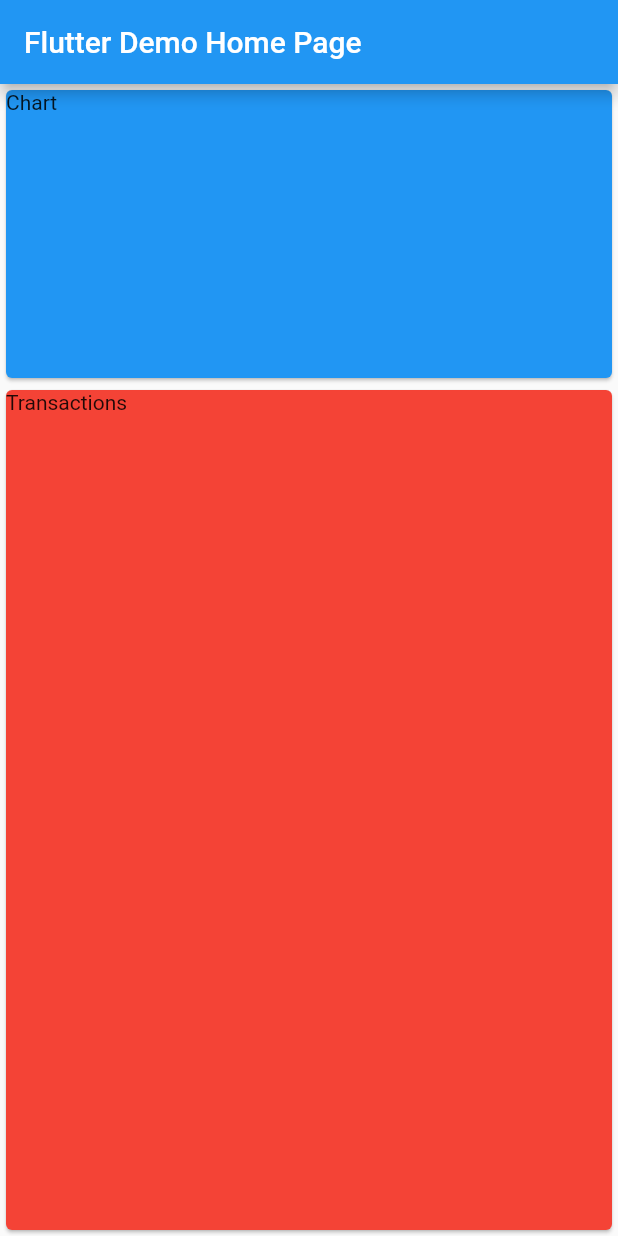
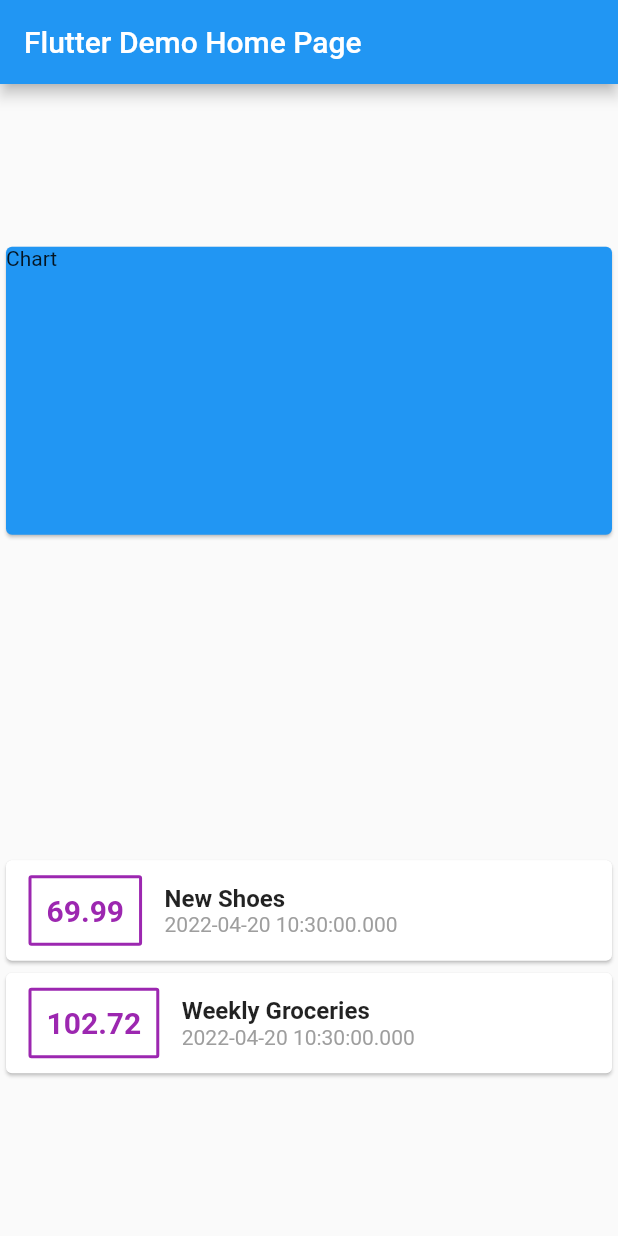
Before and after one commit to MemoryReload/FlutterTutorial, a Flutter app: the screen it shows after launch, on a phone screen of 412 x 824 dp. Run offline on Flutter 3.47's test engine with Material 2 defaults, Android fonts, the phone set to English and light mode, and no system bars.

Commit message:
add transaction model

```diff
--- a/com_test_flutter_transaction/lib/main.dart
+++ b/com_test_flutter_transaction/lib/main.dart
@@ -1,6 +1,5 @@
-import 'dart:io';
-
 import 'package:flutter/material.dart';
+import './transaction.dart';
 
 void main() {
   runApp(const MyApp());
@@ -50,19 +49,15 @@ class MyHomePage extends StatefulWidget {
 }
 
 class _MyHomePageState extends State<MyHomePage> {
-  int _counter = 0;
-
-  void _incrementCounter() {
-    setState(() {
-      // This call to setState tells the Flutter framework that something has
-      // changed in this State, which causes it to rerun the build method below
-      // so that the display can reflect the updated values. If we changed
-      // _counter without calling setState(), then the build method would not be
-      // called again, and so nothing would appear to happen.
-      _counter++;
-    });
-  }
-
+  final List<Transaction> transactions = [
+    Transaction(
+        id: "t1", name: "New Shoes", amount: 69.99, date: DateTime.now()),
+    Transaction(
+        id: "t1",
+        name: "Weekly Groceries",
+        amount: 102.72,
+        date: DateTime.now()),
+  ];
   @override
   Widget build(BuildContext context) {
     // This method is rerun every time setState is called, for instance as done
@@ -78,21 +73,59 @@ class _MyHomePageState extends State<MyHomePage> {
         title: Text(widget.title),
       ),
       body: Column(
-          mainAxisAlignment: MainAxisAlignment.start,
+          mainAxisAlignment: MainAxisAlignment.spaceAround,
           crossAxisAlignment: CrossAxisAlignment.stretch,
           children: [
-            SizedBox(
+            const SizedBox(
               height: 200,
               child: Card(
                 color: Colors.blue,
                 child: Text('Chart'),
               ),
             ),
-            Expanded(
-              child: Card(
-                color: Colors.red,
-                child: Text('Transactions'),
-              ),
+            Column(
+              children: transactions.map((s) {
+                return Card(
+                  child: Row(children: [
+                    Container(
+                      margin: const EdgeInsets.symmetric(
+                          vertical: 10, horizontal: 15),
+                      decoration: BoxDecoration(
+                        border: Border.all(
+                            color: Colors.purple,
+                            width: 2,
+                            style: BorderStyle.solid),
+                        borderRadius:
+                            const BorderRadius.all(Radius.circular(2)),
+                      ),
+                      padding: const EdgeInsets.all(10),
+                      child: Text(
+                        s.amount.toString(),
+                        style: const TextStyle(
+                            color: Colors.purple,
+                            fontSize: 20,
+                            fontWeight: FontWeight.bold),
+                      ),
+                    ),
+                    Column(
+                      crossAxisAlignment: CrossAxisAlignment.start,
+                      children: [
+                        Text(
+                          s.name,
+                          style: const TextStyle(
+                            fontSize: 16,
+                            fontWeight: FontWeight.bold,
+                          ),
+                        ),
+                        Text(
+                          s.date.toString(),
+                          style: const TextStyle(color: Colors.grey),
+                        ),
+                      ],
+                    )
+                  ]),
+                );
+              }).toList(),
             )
           ]), // This trailing comma makes auto-formatting nicer for build methods.
     );
--- /dev/null
+++ b/com_test_flutter_transaction/lib/transaction.dart
@@ -0,0 +1,13 @@
+import 'package:flutter/material.dart';
+
+class Transaction {
+  final String id;
+  final String name;
+  final double amount;
+  final DateTime date;
+  Transaction(
+      {required this.id,
+      required this.name,
+      required this.amount,
+      required this.date});
+}
```
